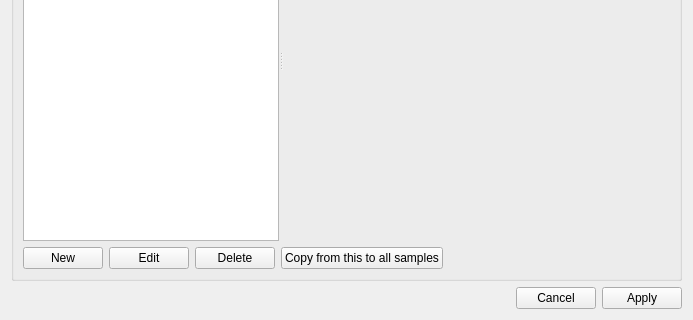
First picture: the form in custom/kws1/lib/gui/sampleconf.ui, repository mlz-ictrl/nicos, before the edit; both pictures show x 0 to 693 and y 239 to 559 of the 693 by 559 pixel window.
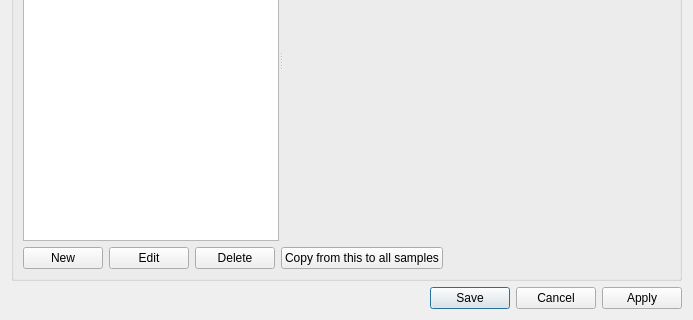
Second picture: the form after the edit. Icons and pictures are not drawn.

Commit message: KWS1: allow just saving, not applying, sample config

Diff of the .ui file:
```diff
--- a/custom/kws1/lib/gui/sampleconf.ui
+++ b/custom/kws1/lib/gui/sampleconf.ui
@@ -247,7 +247,7 @@
       <enum>Qt::Horizontal</enum>
      </property>
      <property name="standardButtons">
-      <set>QDialogButtonBox::Apply|QDialogButtonBox::Cancel</set>
+      <set>QDialogButtonBox::Apply|QDialogButtonBox::Cancel|QDialogButtonBox::Save</set>
      </property>
     </widget>
    </item>
```
The commit also changes 1 other file.
